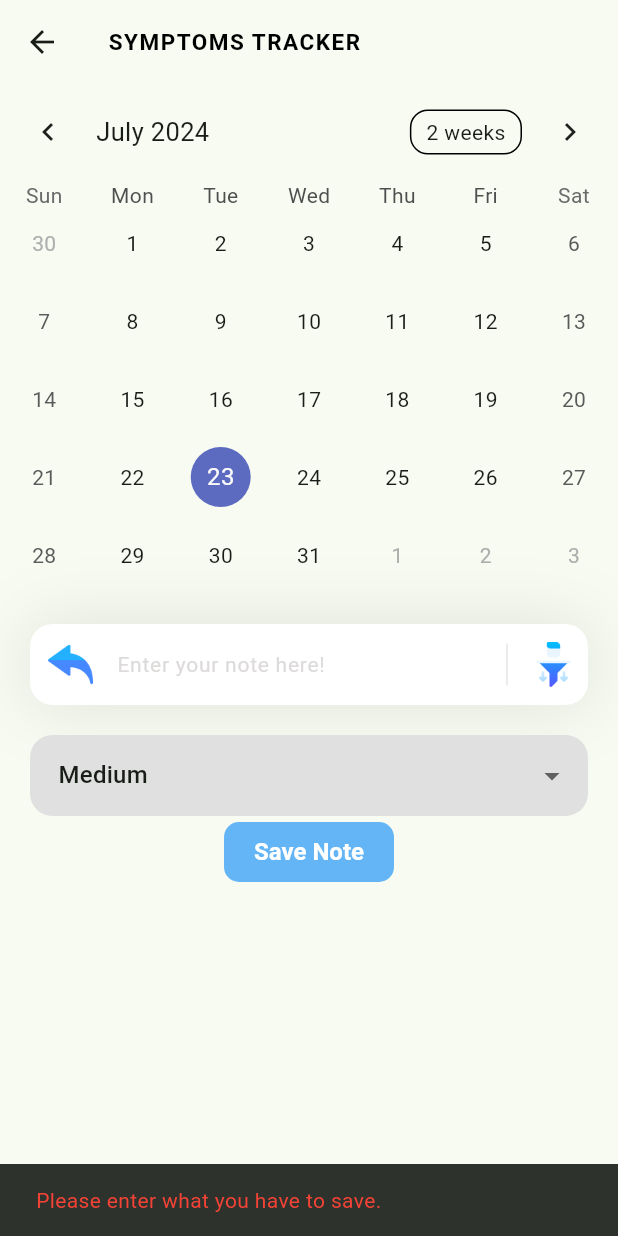
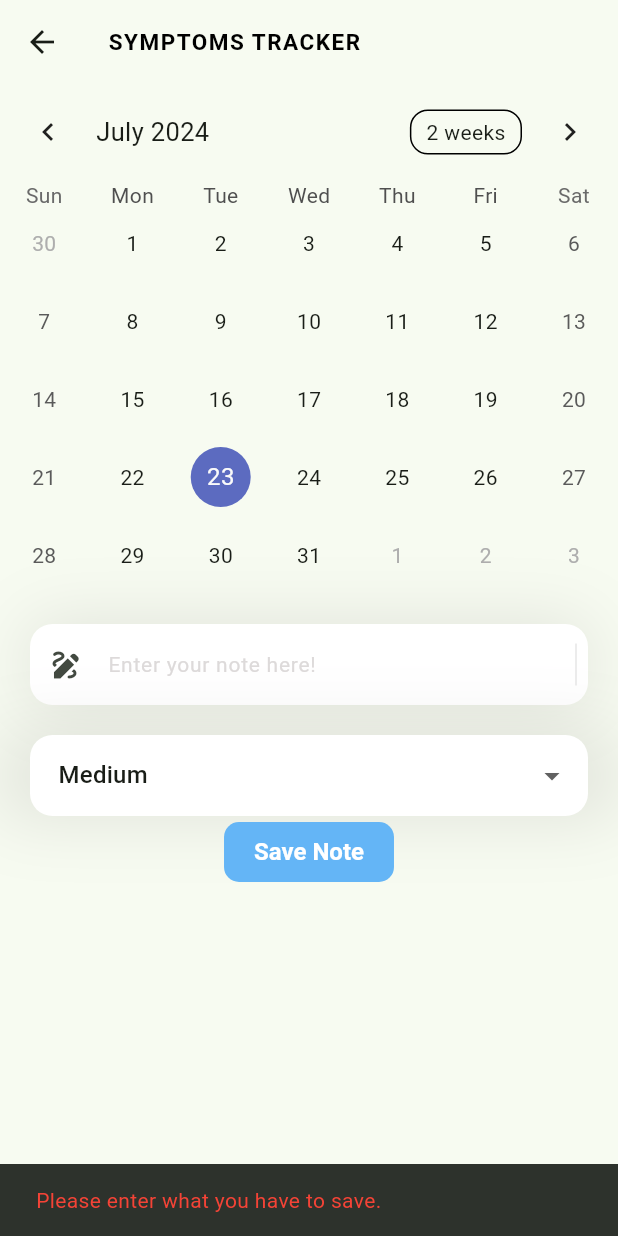
Before and after one commit to madushanmac/histamate, a Flutter app: the CalendarScreen screen opened directly, after a tap on "Save Note", on a phone screen of 412 x 824 dp. Run offline on Flutter 3.47's test engine with Material 3 defaults, Android fonts, the phone set to English and light mode, and no system bars; drawn by our look-alikes of table_calendar; our stand-ins replace animated_text_kit, cloud_firestore, custom_rating_bar, firebase_auth, firebase_core, google_fonts and 1 more; missing offline and left inert: flutter_gemini_bot, page_animation_transition; accounts and stored records are empty; network calls fail.

Commit message:
fixed bugs ui and note creating for user specifically

```diff
--- a/lib/AI/ai_bot.dart
+++ b/lib/AI/ai_bot.dart
@@ -16,7 +16,7 @@ import 'package:flutter_gemini_bot/models/chat_model.dart';
 class _ChatState extends State<Chat> {
 
   List<ChatModel> chatList = []; // Your list of ChatModel objects
-  String apiKey = 'AIzaSyALKH6vnmGd9MHGAtveqyAzxzcC5YKcR28';
+  String apiKey = '';
 
    @override
    Widget build(BuildContext context) {
--- a/lib/pages/calender_screen.dart
+++ b/lib/pages/calender_screen.dart
@@ -1,4 +1,5 @@
 import 'package:cloud_firestore/cloud_firestore.dart';
+import 'package:firebase_auth/firebase_auth.dart';
 import 'package:flutter/material.dart';
 import 'package:iconsax/iconsax.dart';
 import 'package:table_calendar/table_calendar.dart';
@@ -25,7 +26,13 @@ class _CalendarScreenState extends State<CalendarScreen> {
   }
 
   void _fetchEvents() async {
-    QuerySnapshot snapshot = await FirebaseFirestore.instance.collection('notes').get();
+    User? user = FirebaseAuth.instance.currentUser;
+    if (user != null) {
+      QuerySnapshot snapshot = await FirebaseFirestore.instance
+          .collection('notes')
+          .where('uid', isEqualTo: user.uid)
+          .get();
+
       Map<DateTime, List<Map<String, dynamic>>> events = {};
       for (var doc in snapshot.docs) {
         DateTime date = DateTime.parse(doc['date']);
@@ -44,13 +51,15 @@ class _CalendarScreenState extends State<CalendarScreen> {
         _events = events;
       });
     }
+  }
 
   void _deleteNote(String docId) async {
     await FirebaseFirestore.instance.collection('notes').doc(docId).delete();
     _fetchEvents(); // Refresh events after deleting a note
     ScaffoldMessenger.of(context).showSnackBar(
       const SnackBar(
-        content: Text('Note deleted successfully.'),backgroundColor: Colors.red,
+        content: Text('Note deleted successfully.'),
+        backgroundColor: Colors.red,
       ),
     );
   }
@@ -124,6 +133,7 @@ class _CalendarScreenState extends State<CalendarScreen> {
             child: StreamBuilder<QuerySnapshot>(
               stream: FirebaseFirestore.instance
                   .collection('notes')
+                  .where('uid', isEqualTo: FirebaseAuth.instance.currentUser?.uid)
                   .where('date', isEqualTo: _selectedDay.toIso8601String().split('T')[0])
                   .snapshots(),
               builder: (context, snapshot) {
@@ -226,13 +236,7 @@ class _CalendarScreenState extends State<CalendarScreen> {
           contentPadding: const EdgeInsets.all(15),
           hintText: 'Enter your note here!',
           hintStyle: const TextStyle(color: Color(0xffDDDADA), fontSize: 14),
-          prefixIcon: Padding(
-            padding: const EdgeInsets.all(12),
-            child: Image.asset(
-              'assets/icons/back.png',
-              width: 30,
-            ),
-          ),
+          prefixIcon: Icon(Icons.draw),
           suffixIcon: SizedBox(
             width: 100,
             child: IntrinsicHeight(
@@ -244,13 +248,6 @@ class _CalendarScreenState extends State<CalendarScreen> {
                     indent: 10,
                     endIndent: 10,
                     thickness: 0.1,
-                  ),
-                  Padding(
-                    padding: const EdgeInsets.all(8.0),
-                    child: Image.asset(
-                      'assets/icons/filter.png',
-                      width: 30,
-                    ),
                   ),
                 ],
               ),
@@ -266,7 +263,15 @@ class _CalendarScreenState extends State<CalendarScreen> {
   }
 
   Widget _statusDropdown() {
-    return Padding(
+    return Container(
+      decoration: BoxDecoration(boxShadow: [
+        BoxShadow(
+          color: const Color(0xff1D1617).withOpacity(0.11),
+          blurRadius: 40,
+          spreadRadius: 0.0,
+        ),
+      ]),
+      child: Padding(
         padding: const EdgeInsets.symmetric(horizontal: 20.0),
         child: DropdownButtonFormField<String>(
           value: _selectedStatus,
@@ -281,14 +286,15 @@ class _CalendarScreenState extends State<CalendarScreen> {
             });
           },
           decoration: InputDecoration(
+            filled: true,
+            fillColor: Colors.white,
             contentPadding: const EdgeInsets.all(15),
-          filled: true,
-          fillColor: Colors.grey[300],
-          hintText: 'Select Status',
+            hintText: '',
             hintStyle: const TextStyle(color: Color(0xffDDDADA), fontSize: 14),
             border: OutlineInputBorder(
               borderRadius: BorderRadius.circular(15),
               borderSide: BorderSide.none,
+            ),
           ),
         ),
       ),
@@ -304,13 +310,23 @@ class _CalendarScreenState extends State<CalendarScreen> {
         ),
       );
     } else {
+      User? user = FirebaseAuth.instance.currentUser;
+      if (user != null) {
         await FirebaseFirestore.instance.collection('notes').add({
           'date': _selectedDay.toIso8601String().split('T')[0],
           'note': _noteController.text,
           'status': _selectedStatus,
+          'uid': user.uid,
         });
         _noteController.clear();
         _fetchEvents(); // Refresh events after saving a new note
+      } else {
+        ScaffoldMessenger.of(context).showSnackBar(
+          const SnackBar(
+            content: Text('User not logged in.', style: TextStyle(color: Colors.red)),
+          ),
+        );
       }
     }
   }
+}
--- a/lib/styles/Styles.dart
+++ b/lib/styles/Styles.dart
@@ -5,7 +5,7 @@ final shadecoloer400 = Colors.grey.shade400;
 final shadecoloer200 = Colors.grey.shade200;
 const blackColor = Colors.black;
 final welcometextStyle = TextStyle(color: Colors.grey[700],
-fontSize: 16.0,fontFamily: 'Roboto');
+fontSize: 16.0,fontFamily: 'Roboto',);
 
 const boldtext =  TextStyle(fontWeight: FontWeight.bold,fontSize: 16.0);
 
```
Also changed, not shown: lib/pages/home_screen.dart (+5 -5 lines), lib/pages/login_screen.dart (+8 -48 lines), lib/pages/passwordReset.dart (+5 -35 lines), lib/pages/register_screen.dart (+9 -49 lines). Lines whose indentation alone changed are shown as unchanged.
